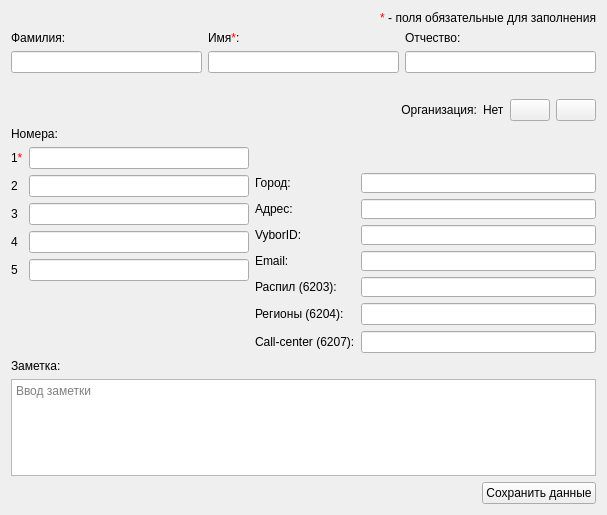
First picture: the form in src/AddContactDialog.ui, repository okostynchuk/Outcall, before the edit.
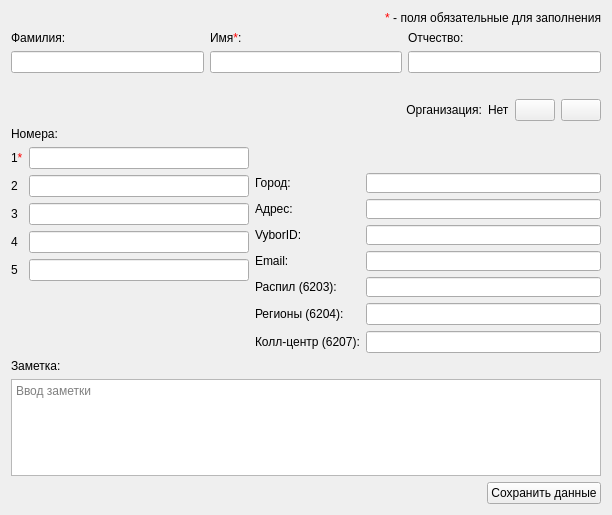
Second picture: the form after the edit. Icons and pictures are not drawn.

```diff
--- a/src/AddContactDialog.ui
+++ b/src/AddContactDialog.ui
@@ -509,7 +509,7 @@
            <item row="8" column="0">
             <widget class="QLabel" name="label_25">
              <property name="text">
-              <string>Call-center (6207):</string>
+              <string>Колл-центр (6207):</string>
              </property>
             </widget>
            </item>
```
